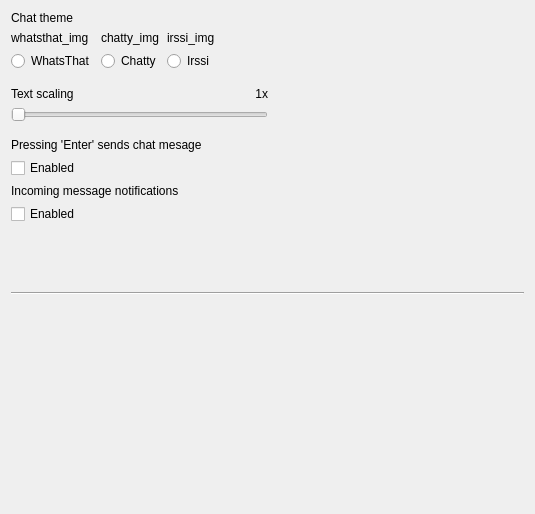
First picture: the form in src/settings.ui, repository maemo-leste/conversations, before the edit.
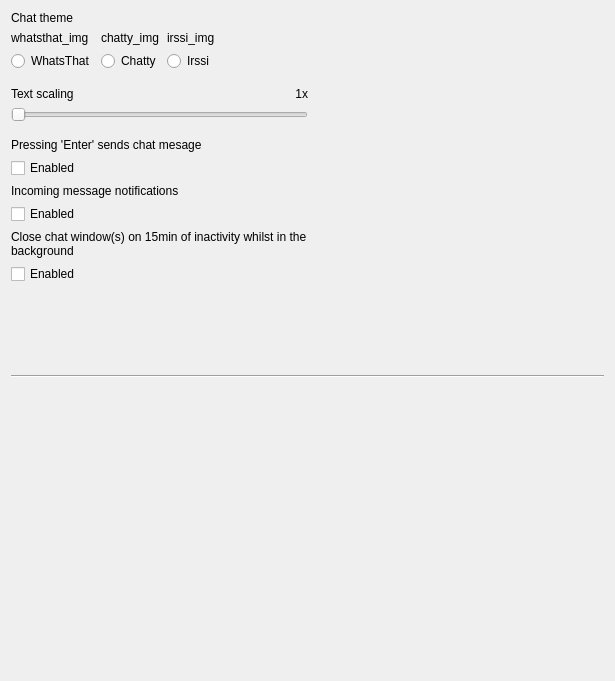
Second picture: the form after the edit. Icons and pictures are not drawn.

Commit message: * Spawn individual chat windows   * Auto-close chats on background inactivity (15min) as each window drains memory/battery. Enabled by default (configurable).

The edit to the form file:
```diff
--- a/src/settings.ui
+++ b/src/settings.ui
@@ -6,8 +6,8 @@
    <rect>
     <x>0</x>
     <y>0</y>
-    <width>535</width>
-    <height>514</height>
+    <width>615</width>
+    <height>681</height>
    </rect>
   </property>
   <property name="sizePolicy">
@@ -242,6 +242,23 @@
           </property>
          </widget>
         </item>
+        <item>
+         <widget class="QLabel" name="label_4">
+          <property name="text">
+           <string>Close chat window(s) on 15min of inactivity whilst in the background</string>
+          </property>
+          <property name="wordWrap">
+           <bool>true</bool>
+          </property>
+         </widget>
+        </item>
+        <item>
+         <widget class="QCheckBox" name="checkBox_enableAutoCloseChatWindows">
+          <property name="text">
+           <string>Enabled</string>
+          </property>
+         </widget>
+        </item>
         <item>
          <spacer name="verticalSpacer_2">
           <property name="orientation">
```
The commit also changes 11 other files.
